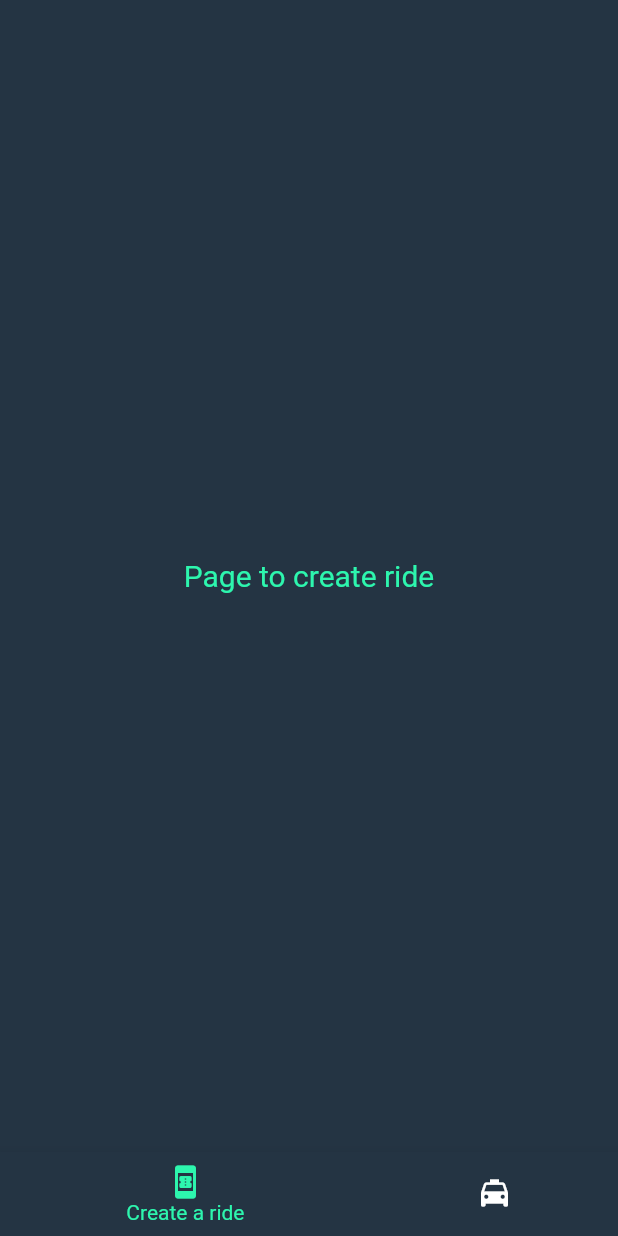
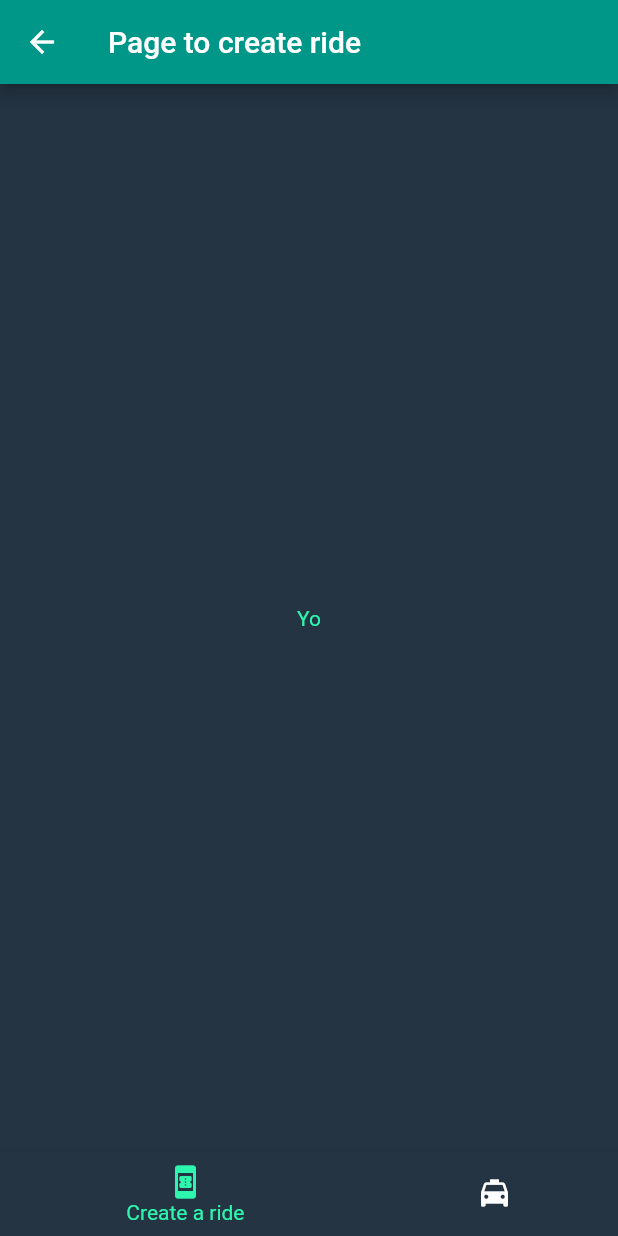
Before and after one commit to Rayzon3/kaarva, a Flutter app: the homePage screen opened directly, on a phone screen of 412 x 824 dp. Run offline on Flutter 3.47's test engine with Material 2 defaults, Android fonts, the phone set to English and light mode, and no system bars; our stand-ins replace flutter_signin_button, google_fonts.

Commit message:
added appbar

```diff
--- a/lib/home.dart
+++ b/lib/home.dart
@@ -11,17 +11,30 @@ class _homePageState extends State<homePage> {
   int currentIndex = 0;
 
   final pages = [
-    Center(
-      child: Text(
-        "Page to create ride",
-        style: TextStyle(color: Color(0xff2DF6AE), fontSize: 20),
+    Scaffold(
+      backgroundColor: const Color(0xff243443),
+      appBar: AppBar(
+        title: Text("Page to create ride"),
+      ),
+      body: Center(
+        child: Text(
+          " Yo ",
+          style: TextStyle(color: Color(0xff2DF6AE)),
+        ),
       ),
     ),
-    Center(
+    Scaffold(
+      backgroundColor: const Color(0xff243443),
+      appBar: AppBar(
+        title: Text("Page to find ride"),
+      ),
+      body: Center(
         child: Text(
-      "Page to find a ride",
-      style: TextStyle(color: Color(0xff2DF6AE), fontSize: 20),
-    )),
+          " Yo YO",
+          style: TextStyle(color: Color(0xff2DF6AE)),
+        ),
+      ),
+    ),
   ];
 
   @override
```
